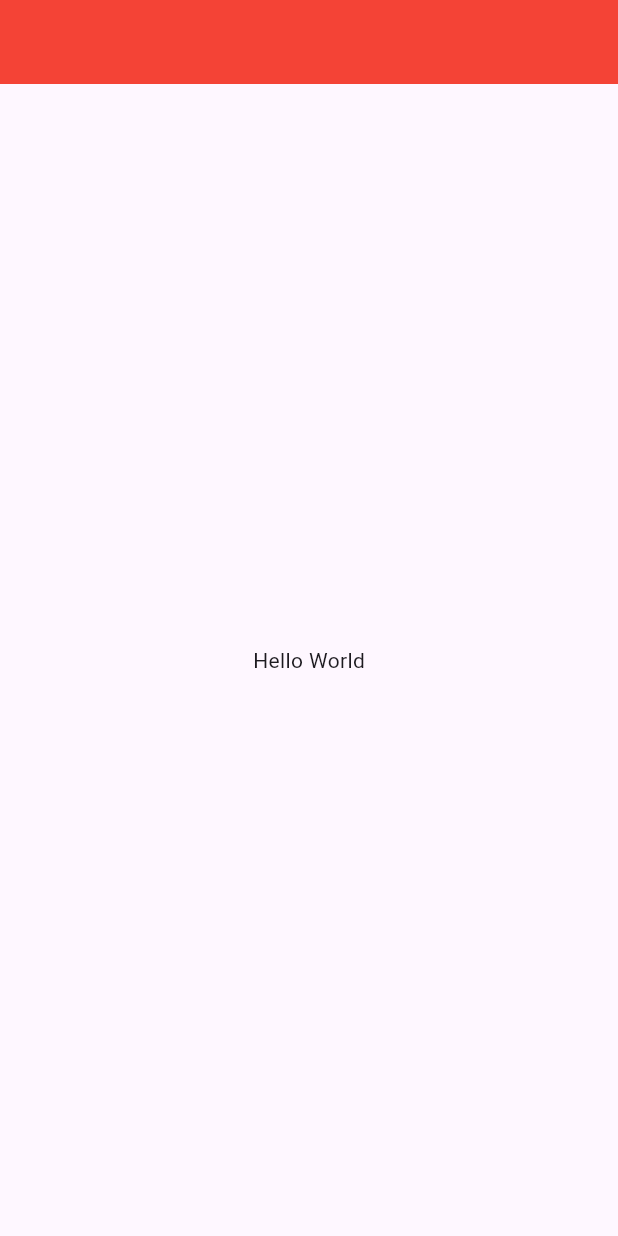
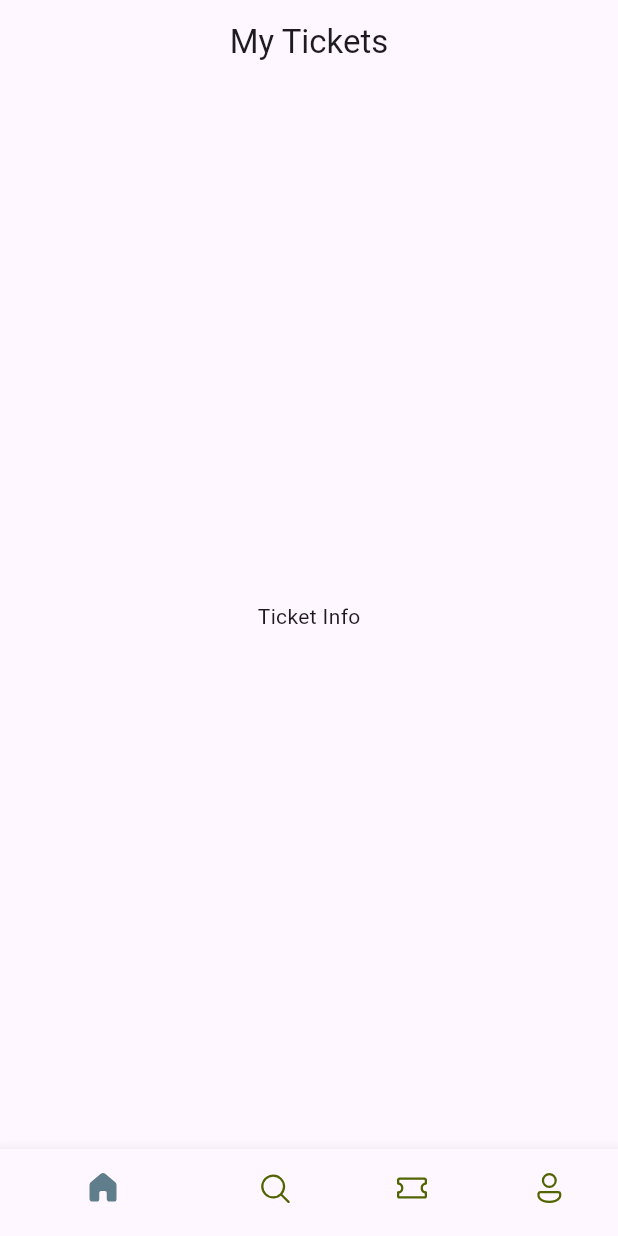
Before and after one commit to Zyzenmax/Aventoura-App, a Flutter app: the screen it shows after launch, on a phone screen of 412 x 824 dp. Run offline on Flutter 3.47's test engine with Material 3 defaults, Android fonts, the phone set to English and light mode, and no system bars; our stand-ins replace fluentui_icons.

Commit message:
Create BottomNavBar class and  Style BottomNavigationBar

```diff
--- /dev/null
+++ b/ticket_app/lib/base/bottom_nav_bar.dart
@@ -0,0 +1,46 @@
+import 'package:fluentui_icons/fluentui_icons.dart';
+import 'package:flutter/material.dart';
+
+class BottomNavBar extends StatefulWidget {
+  const BottomNavBar({super.key});
+
+  @override
+  State<BottomNavBar> createState() => _BottomNavBarState();
+}
+
+class _BottomNavBarState extends State<BottomNavBar> {
+  @override
+  Widget build(BuildContext context) {
+    return Scaffold(
+      appBar: AppBar(
+        title: const Center(child: Text("My Tickets")),
+      ),
+      body: const Center(
+        child: Text("Ticket Info"),
+      ),
+      bottomNavigationBar: BottomNavigationBar(
+        selectedItemColor: Colors.blueGrey,
+        unselectedItemColor: const Color(0xff526400),
+        showSelectedLabels: false,
+        items: const [
+          BottomNavigationBarItem(
+            icon: Icon(FluentSystemIcons.ic_fluent_home_regular),
+            activeIcon: Icon(FluentSystemIcons.ic_fluent_home_filled),
+            label: "Home"),
+          BottomNavigationBarItem(
+            icon: Icon(FluentSystemIcons.ic_fluent_search_regular),
+            activeIcon: Icon(FluentSystemIcons.ic_fluent_search_filled),
+            label: "Search"),
+          BottomNavigationBarItem(
+            icon: Icon(FluentSystemIcons.ic_fluent_ticket_regular),
+            activeIcon: Icon(FluentSystemIcons.ic_fluent_ticket_filled),
+            label: "Tickets"),
+          BottomNavigationBarItem(
+            icon: Icon(FluentSystemIcons.ic_fluent_person_regular),
+            activeIcon: Icon(FluentSystemIcons.ic_fluent_person_filled),
+            label: "Profile")
+        ],
+      ),
+    );
+  }
+}
--- a/ticket_app/lib/main.dart
+++ b/ticket_app/lib/main.dart
@@ -1,6 +1,9 @@
 import 'package:flutter/material.dart';
+import 'package:ticket_app/base/bottom_nav_bar.dart';
 
 void main() {
+  var myList = ["Flutter", "PHP", "Laravel"];
+  print("${myList[1]}");
   runApp(const MyApp());
 }
 
@@ -10,16 +13,7 @@ class MyApp extends StatelessWidget {
   @override
   Widget build(BuildContext context) {
     return MaterialApp(
-        title: 'Flutter Demo',
-        theme: ThemeData(
-          colorScheme: ColorScheme.fromSeed(seedColor: Colors.deepPurple),
-          useMaterial3: true,
-        ),
-        home: Scaffold(
-          appBar: AppBar(
-            backgroundColor: Colors.red,
-          ),
-          body: const Center(child: Text("Hello World")),
-        ));
+      home: BottomNavBar(),
+    );
   }
 }
--- a/ticket_app/pubspec.yaml
+++ b/ticket_app/pubspec.yaml
@@ -35,6 +35,7 @@ dependencies:
   # The following adds the Cupertino Icons font to your application.
   # Use with the CupertinoIcons class for iOS style icons.
   cupertino_icons: ^1.0.6
+  fluentui_icons: ^1.0.0
 
 dev_dependencies:
   flutter_test:
```
Also changed, not shown: ticket_app/pubspec.lock.
